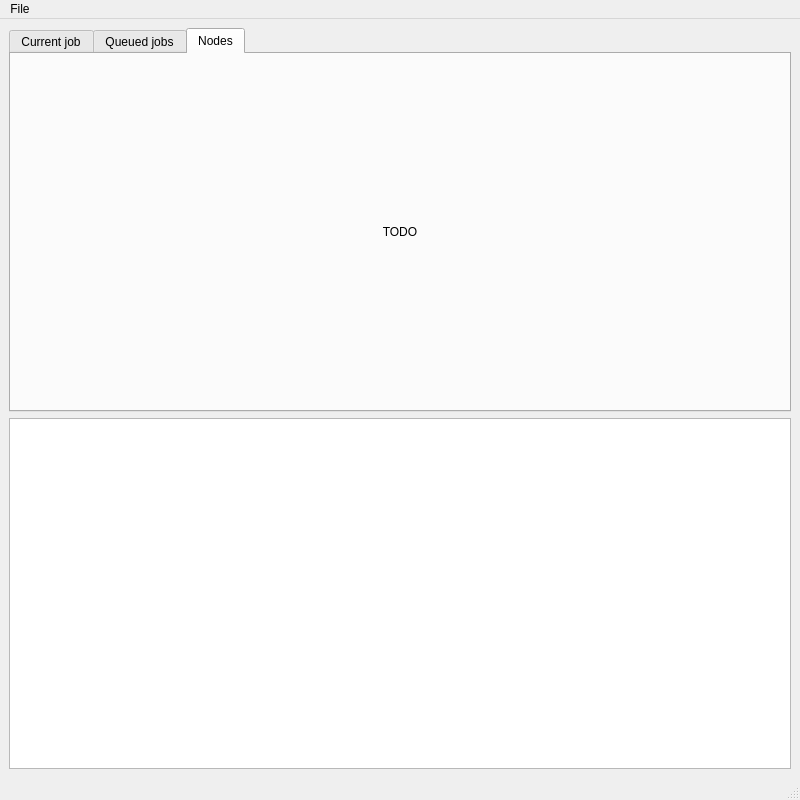
Above: src/pyluxcoretools/pyluxcoretools/pyluxcorenetconsole/mainwindow.ui from LuxCoreRender/LuxCore before the change. Below: the same form after it.
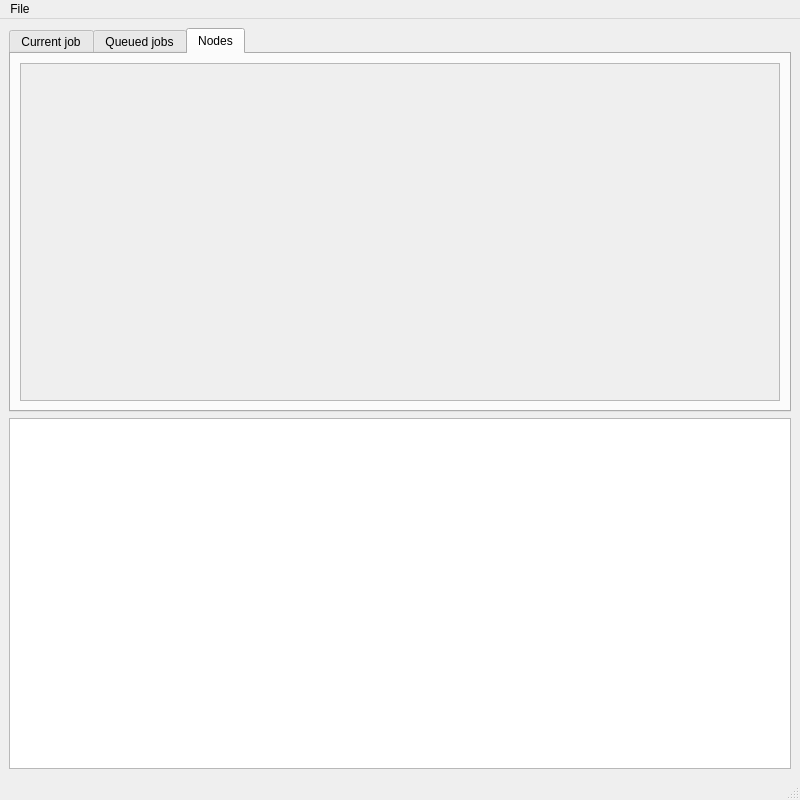
That is the form after the change. The open tabs and pages were chosen to show the change.

Commit message: pyluxcoreui has now a working rendering nodes tab

```diff
--- a/src/pyluxcoretools/pyluxcoretools/pyluxcorenetconsole/mainwindow.ui
+++ b/src/pyluxcoretools/pyluxcoretools/pyluxcorenetconsole/mainwindow.ui
@@ -358,13 +358,20 @@
        </attribute>
        <layout class="QGridLayout" name="gridLayout_3">
         <item row="0" column="0">
-         <widget class="QLabel" name="label_10">
-          <property name="text">
-           <string>TODO</string>
+         <widget class="QScrollArea" name="scrollAreaNodes">
+          <property name="widgetResizable">
+           <bool>true</bool>
           </property>
-          <property name="alignment">
-           <set>Qt::AlignCenter</set>
-          </property>
+          <widget class="QWidget" name="scrollAreaWidgetContents_3">
+           <property name="geometry">
+            <rect>
+             <x>0</x>
+             <y>0</y>
+             <width>758</width>
+             <height>407</height>
+            </rect>
+           </property>
+          </widget>
          </widget>
         </item>
        </layout>
```
The commit also changes 3 other files.
